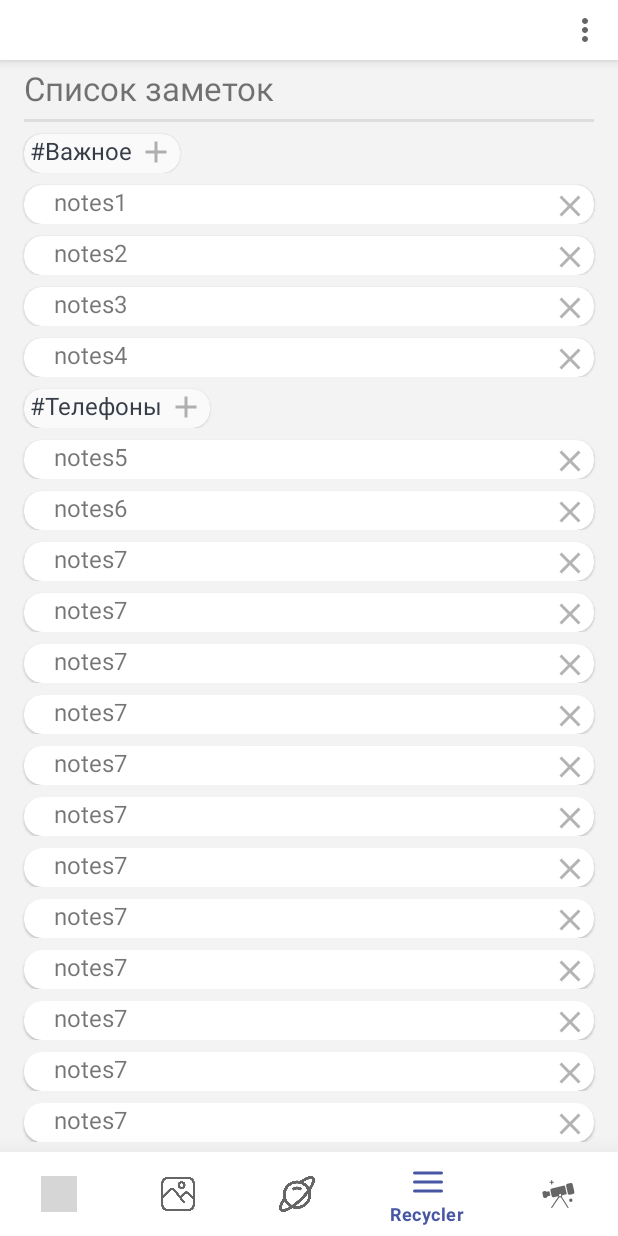
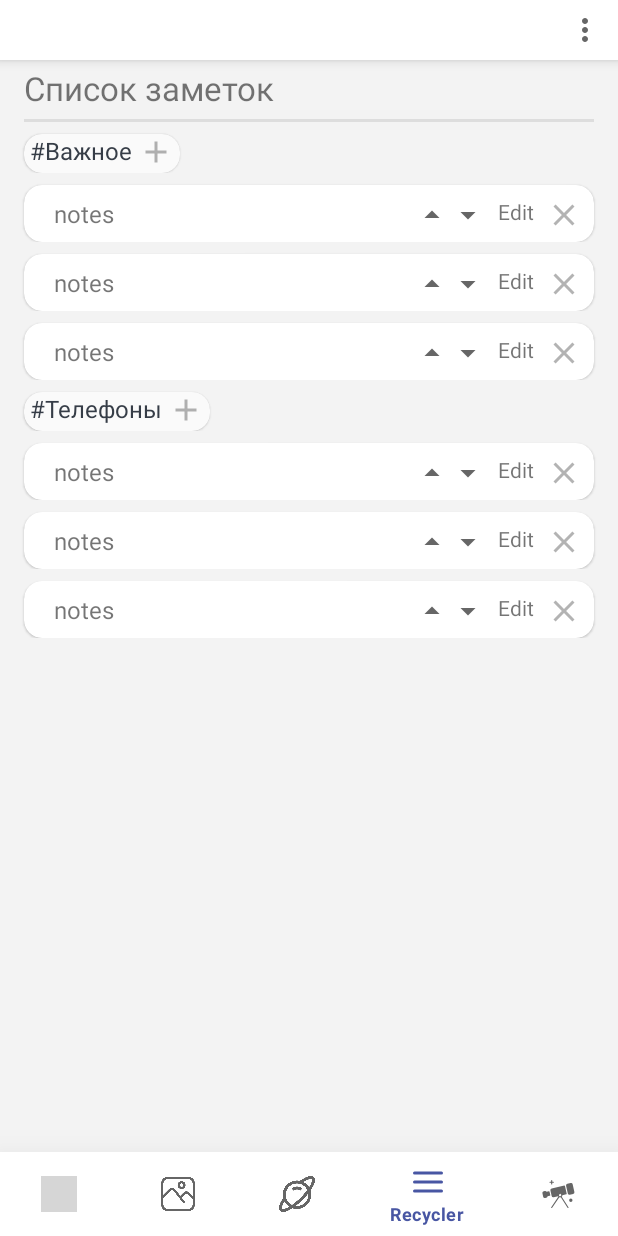
Before and after one commit to NikitaRybakov21/MaterialDesign, an Android app: the screen it shows after launch (MainActivity), item 4 of the bottom bar chosen, on a phone screen of 412 x 824 dp. Run offline under Robolectric (Android 15) with nearby library versions, the phone set to English and light mode, and no system bars; pictures from the network do not load; grey boxes are pictures that could not be loaded.

Commit message:
/---DZ-7----MaterialDesign--/

```diff
--- a/app/src/main/java/com/example/materialdesign/fragment/animation/AnimationsFragment.kt
+++ b/app/src/main/java/com/example/materialdesign/fragment/animation/AnimationsFragment.kt
@@ -2,12 +2,19 @@ package com.example.materialdesign.fragment.animation
 
 import android.animation.ObjectAnimator
 import android.annotation.SuppressLint
+import android.graphics.Typeface
+import android.os.Build
 import android.os.Bundle
+import android.text.Spannable
+import android.text.SpannableStringBuilder
+import android.text.style.BulletSpan
+import android.text.style.QuoteSpan
 import android.util.Property
 import android.view.LayoutInflater
 import android.view.View
 import android.view.ViewGroup
 import android.view.animation.AnticipateOvershootInterpolator
+import androidx.annotation.RequiresApi
 import androidx.constraintlayout.widget.ConstraintSet
 import androidx.fragment.app.Fragment
 import androidx.transition.ChangeBounds
@@ -24,8 +31,24 @@ class AnimationsFragment : Fragment() {
         return binding.root
     }
 
+    @RequiresApi(Build.VERSION_CODES.P)
+    @SuppressLint("ResourceAsColor")
     override fun onViewCreated(view: View, savedInstanceState: Bundle?) {
         super.onViewCreated(view, savedInstanceState)
+
+        binding.textHeader.typeface = Typeface.createFromAsset(requireContext().assets,"font/rany.otf")
+        if (Build.VERSION.SDK_INT >= Build.VERSION_CODES.O) {
+            binding.textHeader.typeface = resources.getFont(R.font.rany)
+        }
+
+        val span = SpannableStringBuilder("Welcome to App NASA")
+        span.setSpan(QuoteSpan(R.color.colorAccent,10,10),0 , 19,Spannable.SPAN_INCLUSIVE_INCLUSIVE)
+
+        if (Build.VERSION.SDK_INT >= Build.VERSION_CODES.P) {
+            span.setSpan(BulletSpan(20,resources.getColor(R.color.colorAccent),20),0,19,Spannable.SPAN_INCLUSIVE_INCLUSIVE)
+        }
+
+        binding.textHeader.text = span
 
         animation()
     }
--- a/app/src/main/java/com/example/materialdesign/fragment/recycler/RecyclerAdapter.kt
+++ b/app/src/main/java/com/example/materialdesign/fragment/recycler/RecyclerAdapter.kt
@@ -3,6 +3,7 @@ package com.example.materialdesign.fragment.recycler
 import android.view.LayoutInflater
 import android.view.View
 import android.view.ViewGroup
+import android.widget.EditText
 import android.widget.ImageView
 import android.widget.TextView
 import androidx.recyclerview.widget.RecyclerView
@@ -31,6 +32,14 @@ class RecyclerAdapter(private val data: ArrayList<Data>, private val fragment: R
 
                 holderNotes.text.text = data[position].text
                 holderNotes.itemRemoved()
+
+                holderNotes.editView.setOnClickListener {
+                    fragment.callbackRecycler(holderNotes)
+                }
+
+                holderNotes.up.setOnClickListener   { holderNotes.moveUp()   }
+                holderNotes.down.setOnClickListener { holderNotes.moveDown() }
+
             }
             else -> {
                 val holderHeader = (holder as NewViewHolderHeader)
@@ -56,6 +65,9 @@ class RecyclerAdapter(private val data: ArrayList<Data>, private val fragment: R
     inner class NewViewHolderNotes(view : View) : RecyclerView.ViewHolder(view) {
         val text: TextView = view.findViewById(R.id.textView)
         private val close: ImageView = view.findViewById(R.id.close)
+        val editView: TextView = view.findViewById(R.id.editView)
+        val up: ImageView = view.findViewById(R.id.up)
+        val down: ImageView = view.findViewById(R.id.down)
 
         fun itemRemoved(){
             close.setOnClickListener {
@@ -63,6 +75,42 @@ class RecyclerAdapter(private val data: ArrayList<Data>, private val fragment: R
                 notifyItemRemoved(layoutPosition)
             }
         }
+
+        fun editNotes(text: String){
+            data.removeAt(layoutPosition)
+            data.add(layoutPosition, Data(text, TYPE_NOTES))
+            notifyItemChanged(layoutPosition)
+        }
+
+        fun moveUp() {
+            if(layoutPosition == 1){
+                data.removeAt(layoutPosition).apply {
+                    data.add(data.size - 1, this)
+                }
+                notifyItemMoved(layoutPosition, data.size - 1)
+
+            } else {
+                data.removeAt(layoutPosition).apply {
+                    data.add(layoutPosition - 1, this)
+                }
+                notifyItemMoved(layoutPosition, layoutPosition - 1)
+            }
+        }
+
+        fun moveDown() {
+            if(layoutPosition == data.size - 1) {
+                data.removeAt(layoutPosition).apply {
+                    data.add(1, this)
+                }
+                notifyItemMoved(layoutPosition, 1)
+            } else {
+                data.removeAt(layoutPosition).apply {
+                    data.add(layoutPosition + 1, this)
+                }
+                notifyItemMoved(layoutPosition, layoutPosition + 1)
+            }
+        }
+
     }
 
     inner class NewViewHolderHeader(view : View) : RecyclerView.ViewHolder(view) {
--- a/app/src/main/java/com/example/materialdesign/fragment/recycler/RecyclerFragment.kt
+++ b/app/src/main/java/com/example/materialdesign/fragment/recycler/RecyclerFragment.kt
@@ -1,5 +1,6 @@
 package com.example.materialdesign.fragment.recycler
 
+import android.animation.ObjectAnimator
 import android.os.Bundle
 import android.view.LayoutInflater
 import android.view.View
@@ -8,6 +9,7 @@ import androidx.fragment.app.Fragment
 import androidx.recyclerview.widget.LinearLayoutManager
 import androidx.recyclerview.widget.RecyclerView
 import com.example.materialdesign.databinding.FragmentRecyclerBinding
+import java.text.FieldPosition
 
 class RecyclerFragment : Fragment() {
     private var _binding : FragmentRecyclerBinding? = null
@@ -29,34 +31,34 @@ class RecyclerFragment : Fragment() {
 
         val data = ArrayList<Data>()
         data.add(Data("#Важное", TYPE_HEADER))
-        data.add(Data("notes1", TYPE_NOTES))
-        data.add(Data("notes2", TYPE_NOTES))
-        data.add(Data("notes3", TYPE_NOTES))
-        data.add(Data("notes4", TYPE_NOTES))
+        data.add(Data("notes", TYPE_NOTES))
+        data.add(Data("notes", TYPE_NOTES))
+        data.add(Data("notes", TYPE_NOTES))
         data.add(Data("#Телефоны", TYPE_HEADER))
-        data.add(Data("notes5", TYPE_NOTES))
-        data.add(Data("notes6", TYPE_NOTES))
-        data.add(Data("notes7", TYPE_NOTES))
-        data.add(Data("notes7", TYPE_NOTES))
-        data.add(Data("notes7", TYPE_NOTES))
-        data.add(Data("notes7", TYPE_NOTES))
-        data.add(Data("notes7", TYPE_NOTES))
-        data.add(Data("notes7", TYPE_NOTES))
-        data.add(Data("notes7", TYPE_NOTES))
-        data.add(Data("notes7", TYPE_NOTES))
-        data.add(Data("notes7", TYPE_NOTES))
-        data.add(Data("notes7", TYPE_NOTES))
-        data.add(Data("notes7", TYPE_NOTES))
-        data.add(Data("notes7", TYPE_NOTES))
-        data.add(Data("notes7", TYPE_NOTES))
-        data.add(Data("notes7", TYPE_NOTES))
-        data.add(Data("notes7", TYPE_NOTES))
+        data.add(Data("notes", TYPE_NOTES))
+        data.add(Data("notes", TYPE_NOTES))
+        data.add(Data("notes", TYPE_NOTES))
+
 
         recyclerView.adapter = RecyclerAdapter(data,this@RecyclerFragment)
     }
 
-    fun callbackRecycler(){
+    fun callbackRecycler(holder: RecyclerAdapter.NewViewHolderNotes) {
+        showCreateNotes()
 
+        binding.buttonApply.setOnClickListener {
+            val text = binding.editText.editableText.toString()
+            hideCreateNotes()
+            holder.editNotes(text)
+        }
+    }
+
+    private fun showCreateNotes(){
+        ObjectAnimator.ofFloat(binding.containerCreateNotes,View.TRANSLATION_Y,-500f).start()
+    }
+
+    private fun hideCreateNotes(){
+        ObjectAnimator.ofFloat(binding.containerCreateNotes,View.TRANSLATION_Y,500f).start()
     }
 
     companion object {
--- /dev/null
+++ b/app/src/main/res/drawable/ic_baseline_arrow_drop_down_24.xml
@@ -0,0 +1,10 @@
+<vector xmlns:android="http://schemas.android.com/apk/res/android"
+    android:width="24dp"
+    android:height="24dp"
+    android:viewportWidth="24"
+    android:viewportHeight="24"
+    android:tint="?attr/colorControlNormal">
+  <path
+      android:fillColor="@android:color/white"
+      android:pathData="M7,10l5,5 5,-5z"/>
+</vector>
--- /dev/null
+++ b/app/src/main/res/drawable/ic_baseline_arrow_drop_up_24.xml
@@ -0,0 +1,10 @@
+<vector xmlns:android="http://schemas.android.com/apk/res/android"
+    android:width="24dp"
+    android:height="24dp"
+    android:viewportWidth="24"
+    android:viewportHeight="24"
+    android:tint="?attr/colorControlNormal">
+  <path
+      android:fillColor="@android:color/white"
+      android:pathData="M7,14l5,-5 5,5z"/>
+</vector>
--- a/app/src/main/res/layout/fragment_recycler.xml
+++ b/app/src/main/res/layout/fragment_recycler.xml
@@ -37,4 +37,31 @@
         app:layout_constraintStart_toStartOf="parent"
         app:layout_constraintTop_toBottomOf="@+id/separator" />
 
+    <LinearLayout
+        android:id="@+id/containerCreateNotes"
+        android:layout_width="match_parent"
+        android:layout_height="200dp"
+        android:background="#D3D4DA"
+        app:layout_constraintTop_toBottomOf="parent"
+        android:padding="8dp"
+        android:orientation="vertical">
+
+        <TextView
+            android:layout_width="wrap_content"
+            android:layout_height="wrap_content"
+            android:text="@string/create_notes"
+            android:textSize="18sp"/>
+
+        <EditText
+            android:id="@+id/editText"
+            android:layout_width="match_parent"
+            android:layout_height="wrap_content" />
+
+        <com.google.android.material.button.MaterialButton
+            android:id="@+id/buttonApply"
+            android:layout_width="90dp"
+            android:layout_height="40dp"
+            android:text="@string/apply"/>
+    </LinearLayout>
+
 </androidx.constraintlayout.widget.ConstraintLayout>
--- a/app/src/main/res/layout/item_recycler_notes.xml
+++ b/app/src/main/res/layout/item_recycler_notes.xml
@@ -5,6 +5,7 @@
     android:layout_height="wrap_content">
 
     <com.google.android.material.card.MaterialCardView
+        android:id="@+id/cardNotes"
         android:layout_width="match_parent"
         android:layout_height="wrap_content"
         android:layout_marginHorizontal="16dp"
@@ -21,19 +22,50 @@
             android:layout_width="wrap_content"
             android:layout_height="wrap_content"
             android:layout_marginStart="20dp"
+            android:layout_marginTop="8dp"
+            android:layout_marginBottom="8dp"
             android:textSize="16sp"
             android:text="@string/tools"
             app:layout_constraintEnd_toStartOf="@id/close"/>
 
-        <ImageView
-            android:id="@+id/close"
+        <LinearLayout
             android:layout_width="wrap_content"
-            android:layout_height="wrap_content"
-            android:src="@drawable/ic_outline_close_24"
+            android:layout_height="match_parent"
             android:layout_gravity="end"
-            android:alpha="0.5"
-            android:layout_marginEnd="4dp"
-            android:layout_marginTop="2dp"/>
+            android:orientation="horizontal">
+
+            <ImageView
+                android:id="@+id/up"
+                android:layout_width="wrap_content"
+                android:layout_height="wrap_content"
+                android:src="@drawable/ic_baseline_arrow_drop_up_24"
+                android:layout_marginTop="8dp"/>
+
+            <ImageView
+                android:id="@+id/down"
+                android:layout_width="wrap_content"
+                android:layout_height="wrap_content"
+                android:src="@drawable/ic_baseline_arrow_drop_down_24"
+                android:layout_marginEnd="8dp"
+                android:layout_marginTop="8dp"/>
+
+            <TextView
+                android:id="@+id/editView"
+                android:layout_width="wrap_content"
+                android:layout_height="wrap_content"
+                android:text="@string/edit"
+                android:layout_marginEnd="8dp"
+                android:layout_marginTop="8dp" />
+
+            <ImageView
+                android:id="@+id/close"
+                android:layout_width="wrap_content"
+                android:layout_height="wrap_content"
+                android:src="@drawable/ic_outline_close_24"
+                android:alpha="0.5"
+                android:layout_marginEnd="8dp"
+                android:layout_marginTop="8dp"/>
+        </LinearLayout>
 
     </com.google.android.material.card.MaterialCardView>
 
--- a/app/src/main/res/values/strings.xml
+++ b/app/src/main/res/values/strings.xml
@@ -36,4 +36,7 @@
     <string name="list_notes">Список заметок</string>
     <string name="header">#Header</string>
     <string name="tools">Поешь этих францкзких булок</string>
+    <string name="edit">Edit</string>
+    <string name="create_notes">Create Notes</string>
+    <string name="apply">Apply</string>
 </resources>
```
Also changed, not shown: app/src/main/assets/font/rany.otf (added).
